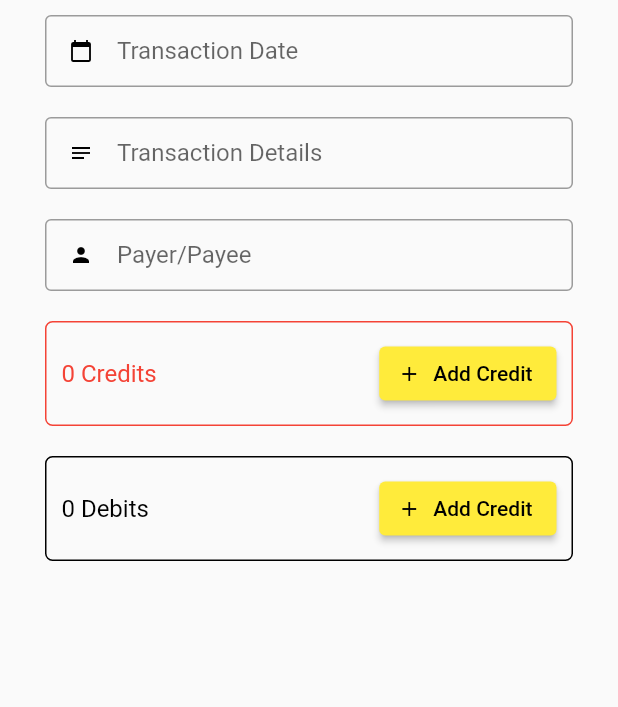
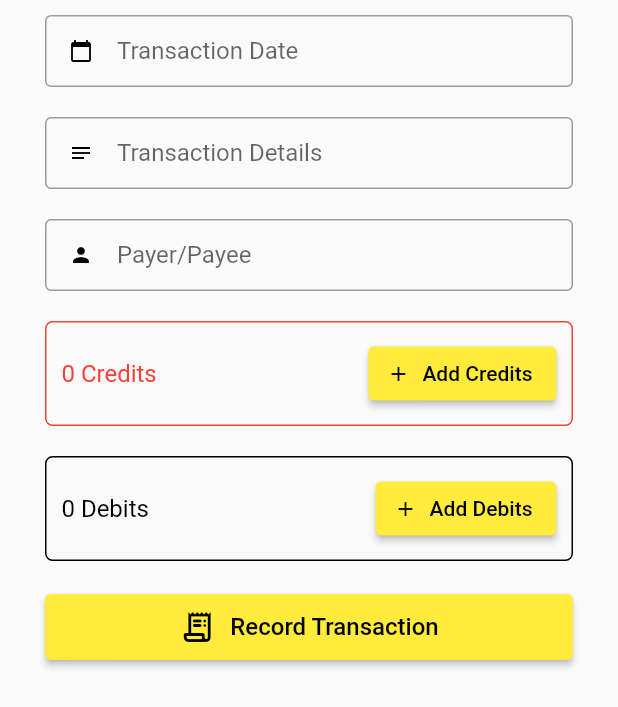
Before and after one commit to theo-kim/financier, a Flutter app: the TransactionEntry widget shown alone on an empty page, opened directly, on a phone screen of 412 x 824 dp. Shown: the top 707 px of the screen. Run offline on Flutter 3.47's test engine with Material 2 defaults, Android fonts, the phone set to English and light mode, and no system bars; our stand-ins replace built_collection, built_value, cloud_firestore, dropdown_search, firebase_core, flutter_speed_dial; accounts and stored records are empty.

```diff
--- a/lib/src/components/fields/transaction-split.dart
+++ b/lib/src/components/fields/transaction-split.dart
@@ -1,27 +1,34 @@
-import 'package:dropdown_search/dropdown_search.dart';
 import 'package:financier/src/components/fields/account-dropdown.dart';
 import 'package:financier/src/components/fields/currency.dart';
 import 'package:financier/src/models/account.dart';
 import 'package:financier/src/models/transaction.dart';
-import 'package:financier/src/operations/accounts.dart';
 import 'package:flutter/material.dart';
 
-typedef void onSavedFunction(TransactionSplit split);
+typedef void OnSavedFunction(TransactionSplit split);
 
 class TransactionSplitField extends StatefulWidget {
-  TransactionSplitField(
-      {required this.title, required this.color, required this.onSaved});
+  TransactionSplitField({
+    required this.title,
+    required this.color,
+    required this.onSaved,
+  });
 
   final String title;
   final Color color;
-  final onSavedFunction onSaved;
+  final OnSavedFunction onSaved;
 
   @override
   State<StatefulWidget> createState() => _TransactionSplitFieldState();
 }
 
 class _TransactionSplitFieldState extends State<TransactionSplitField> {
-  final _entries = <Widget>[];
+  final _entries = <SplitEntry>[];
+
+  void _removeEntry(SplitEntry t) {
+    setState(() {
+      _entries.remove(t);
+    });
+  }
 
   @override
   Widget build(BuildContext context) {
@@ -50,6 +57,7 @@ class _TransactionSplitFieldState extends State<TransactionSplitField> {
                           _entries.add(SplitEntry(
                             index: _entries.length - 1,
                             onSave: widget.onSaved,
+                            onRemove: _removeEntry,
                           ));
                         });
                       },
@@ -57,7 +65,7 @@ class _TransactionSplitFieldState extends State<TransactionSplitField> {
                         Icons.add,
                         size: 16.0,
                       ),
-                      label: Text("Add Credit"),
+                      label: Text("Add " + widget.title),
                     )
                   ],
                 )
@@ -70,11 +78,16 @@ class _TransactionSplitFieldState extends State<TransactionSplitField> {
 }
 
 class SplitEntry extends StatefulWidget {
-  SplitEntry({Key? key, required this.index, required this.onSave})
+  SplitEntry(
+      {Key? key,
+      required this.index,
+      required this.onSave,
+      required this.onRemove})
       : super(key: key);
 
   final int index;
-  final onSavedFunction onSave;
+  final OnSavedFunction onSave;
+  final Function(SplitEntry) onRemove;
 
   @override
   _SplitEntryState createState() => _SplitEntryState();
@@ -134,7 +147,7 @@ class _SplitEntryState extends State<SplitEntry> {
             Flexible(
               flex: 1,
               child: IconButton(
-                onPressed: () {},
+                onPressed: () => widget.onRemove(widget),
                 icon: Icon(
                   Icons.remove_circle,
                   size: 16.0,
--- /dev/null
+++ b/lib/src/components/transaction-entry-form.dart
@@ -0,0 +1,125 @@
+import 'package:financier/src/operations/transactions.dart';
+import 'package:flutter/material.dart';
+
+import 'fields/payee-payer.dart';
+import 'fields/transaction-date.dart';
+import 'fields/transaction-details.dart';
+import 'fields/transaction-split.dart';
+import '../models/transaction.dart' as Trans;
+
+class TransactionEntry extends StatefulWidget {
+  TransactionEntry({Key? key}) : super(key: key);
+
+  @override
+  _TransactionEntryState createState() => _TransactionEntryState();
+}
+
+class _TransactionEntryState extends State<TransactionEntry> {
+  Trans.TransactionBuilder _transaction = Trans.TransactionBuilder();
+  final _formKey = GlobalKey<FormState>();
+  final _dateController = TextEditingController();
+
+  void _addTransaction() {
+    TransactionActions.manager.newTransaction(_transaction);
+  }
+
+  bool _balanceTransaction() {
+    double totalCredits = 0;
+    double totalDebits = 0;
+
+    for (int i = 0; i < _transaction.debits.length; ++i) {
+      totalDebits += _transaction.debits[i].amount;
+    }
+
+    for (int i = 0; i < _transaction.credits.length; ++i) {
+      totalCredits += _transaction.credits[i].amount;
+    }
+
+    return (totalCredits - totalDebits) == 0;
+  }
+
+  @override
+  Widget build(BuildContext context) {
+    Widget newTransactionForm = Form(
+      autovalidateMode: AutovalidateMode.onUserInteraction,
+      key: _formKey,
+      child: Padding(
+        padding: EdgeInsets.fromLTRB(30.0, 10.0, 30.0, 10.0),
+        child: Column(
+          crossAxisAlignment: CrossAxisAlignment.stretch,
+          children: <Widget>[
+            TransactionDateField(
+              _dateController,
+              onSaved: (value) => _transaction.date = value,
+            ),
+            TransactionDetailsField(
+              onSaved: (value) => _transaction.details = value,
+            ),
+            PayeePayerFormField(
+              onSaved: (value) => _transaction.payer = value,
+            ),
+            TransactionSplitField(
+              title: "Credits",
+              color: Colors.red,
+              onSaved: (split) => _transaction.credits.add(split),
+            ),
+            TransactionSplitField(
+              title: "Debits",
+              color: Colors.black,
+              onSaved: (split) => _transaction.debits.add(split),
+            ),
+            ElevatedButton(
+              onPressed: () {
+                if (_formKey.currentState!.validate()) {
+                  _formKey.currentState!.save();
+                  if (_balanceTransaction()) {
+                    _addTransaction();
+                    ScaffoldMessenger.of(context).showSnackBar(
+                      const SnackBar(content: Text('Added Transaction')),
+                    );
+                  } else {
+                    ScaffoldMessenger.of(context).showSnackBar(
+                      SnackBar(
+                        backgroundColor: Colors.red,
+                        content: Text(
+                            "Your transaction is unbalanced, ensure your credits and debits balances to zero."),
+                      ),
+                    );
+                    setState(() {
+                      _transaction.credits.clear();
+                      _transaction.debits.clear();
+                    });
+                  }
+                }
+              },
+              child: Padding(
+                padding: EdgeInsets.all(10.0),
+                child: Row(
+                  mainAxisSize: MainAxisSize.min,
+                  mainAxisAlignment: MainAxisAlignment.center,
+                  children: [
+                    Padding(
+                      padding: EdgeInsets.only(right: 10.0),
+                      child: Icon(Icons.receipt_long_rounded),
+                    ),
+                    Text("Record Transaction",
+                        style: TextStyle(fontSize: 16.0)),
+                  ],
+                ),
+              ),
+            )
+          ]
+              .map<Widget>(
+                (e) => Padding(
+                  padding: EdgeInsets.only(bottom: 20.0),
+                  child: e,
+                ),
+              )
+              .toList(),
+        ),
+      ),
+    );
+
+    return newTransactionForm;
+  }
+}
--- a/lib/src/models/account.dart
+++ b/lib/src/models/account.dart
@@ -1,7 +1,6 @@
 import 'package:built_collection/built_collection.dart';
 import 'package:built_value/built_value.dart';
 import 'package:built_value/serializer.dart';
-import 'package:cloud_firestore/cloud_firestore.dart';
 import 'package:financier/src/models/reference.dart';
 
 part 'account.g.dart';
--- a/lib/src/models/transaction.dart
+++ b/lib/src/models/transaction.dart
@@ -4,6 +4,23 @@ import 'package:built_value/serializer.dart';
 import 'package:financier/src/models/reference.dart';
 
 part 'transaction.g.dart';
+
+class TransactionType extends EnumClass {
+  static const TransactionType credit_card_charge = _$credit_card_charge;
+  static const TransactionType check = _$check;
+  static const TransactionType transfer = _$transfer;
+  static const TransactionType deposit = _$deposit;
+  static const TransactionType payment = _$payment;
+  static const TransactionType none = _$none;
+
+  const TransactionType._(String name) : super(name);
+
+  static BuiltSet<TransactionType> get values => _$values;
+  static TransactionType valueOf(String name) => _$valueOf(name);
+
+  static Serializer<TransactionType> get serializer =>
+      _$transactionTypeSerializer;
+}
 
 abstract class Transaction implements Built<Transaction, TransactionBuilder> {
   DateTime get date;
@@ -12,6 +29,7 @@ abstract class Transaction implements Built<Transaction, TransactionBuilder> {
   BuiltList<TransactionSplit> get credits;
   BuiltList<TransactionSplit> get debits;
   BuiltDocumentReference get id;
+  TransactionType? get type;
 
   Transaction._();
 
```
Also changed, not shown: lib/src/operations/transactions.dart (+11 -2 lines), lib/src/views/pages/transactions.dart (+104 -90 lines), lib/src/models/serializer.g.dart, lib/src/models/transaction.g.dart.
